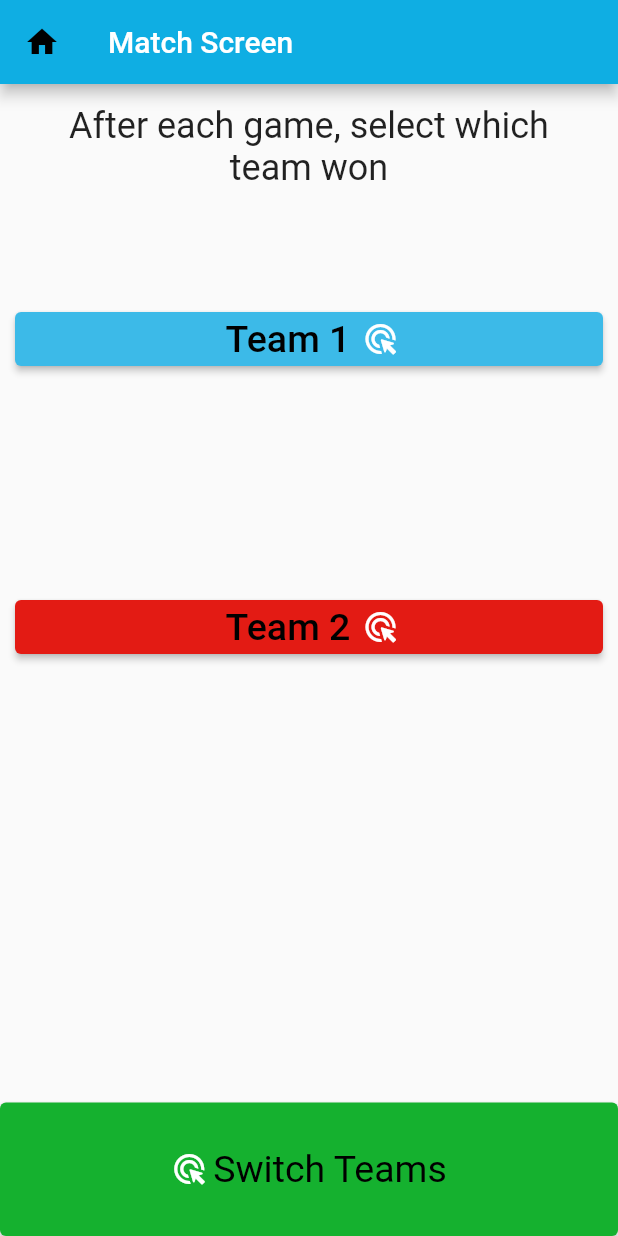
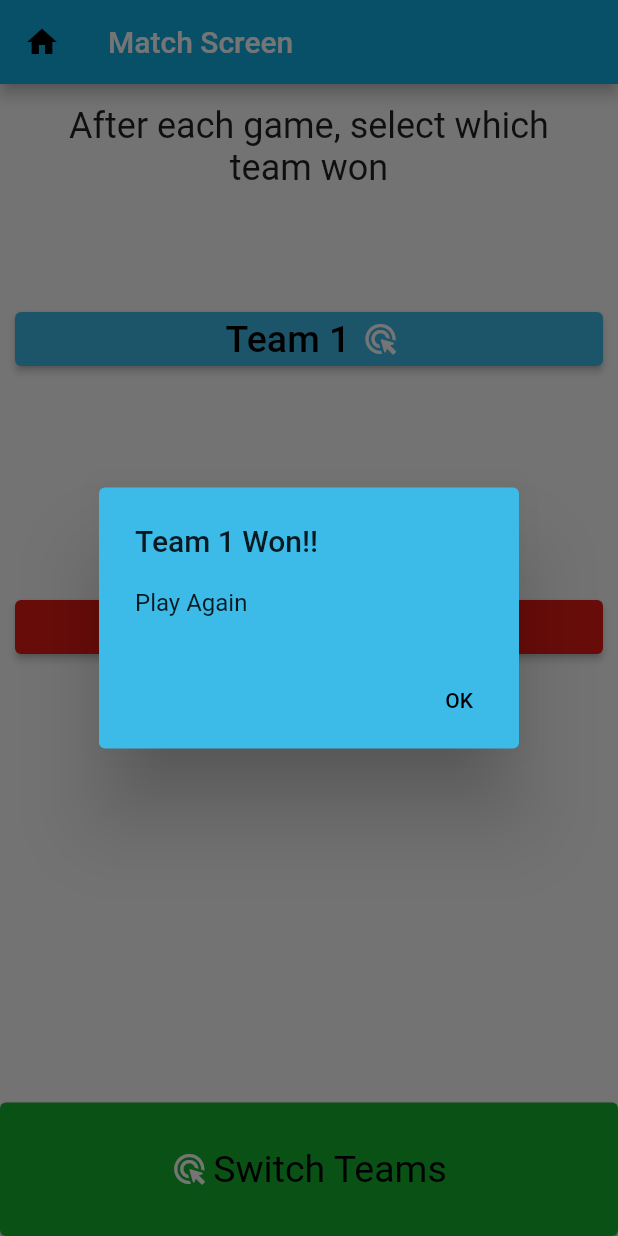
Before and after one commit to RayyanZaid/AutoVolley, a Flutter app: the MatchScreen screen opened directly with empty values, after a tap on "Team 1", on a phone screen of 412 x 824 dp. Run offline on Flutter 3.47's test engine with Material 2 defaults, Android fonts, the phone set to English and light mode, and no system bars; our stand-ins replace cloud_firestore, firebase_auth, firebase_core; accounts and stored records are empty.

Commit message:
added win signs

```diff
--- a/lib/pages/MatchScreen.dart
+++ b/lib/pages/MatchScreen.dart
@@ -138,6 +138,13 @@ class _MatchScreenState extends State<MatchScreen> {
                       onPressed: () async {
                         FirestoreServices.updateWinsAndLosses(
                             uid, team1, team2);
+                        String responseMessage = "Play Again";
+                        String alert;
+                        var bgColor = Color.fromARGB(255, 60, 186, 232);
+
+                        alert = "Team 1 Won!!";
+
+                        _showDialog(context, responseMessage, alert, bgColor);
                       },
                       icon: Icon(
                         Icons.ads_click_rounded,
@@ -161,6 +168,13 @@ class _MatchScreenState extends State<MatchScreen> {
                       onPressed: () async {
                         FirestoreServices.updateWinsAndLosses(
                             uid, team2, team1);
+                        String responseMessage = "Play Again";
+                        String alert;
+                        var bgColor = Color.fromARGB(255, 235, 123, 101);
+
+                        alert = "Team 2 Won!!";
+
+                        _showDialog(context, responseMessage, alert, bgColor);
                       },
                       icon: Icon(
                         Icons.ads_click_rounded,
```
